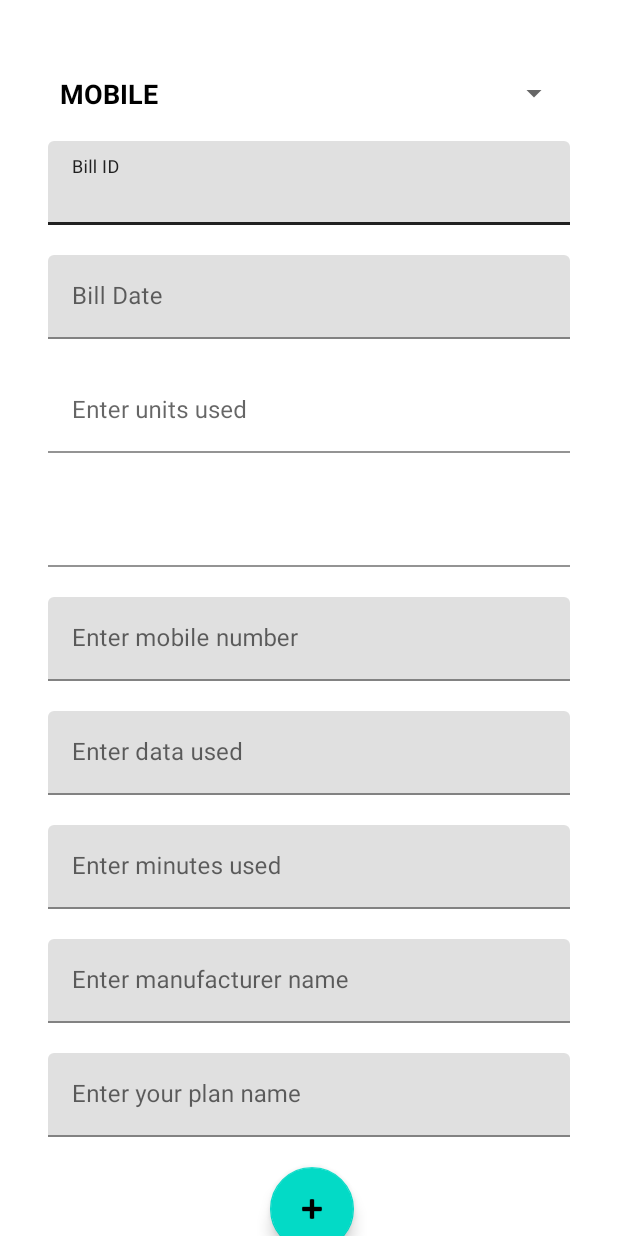
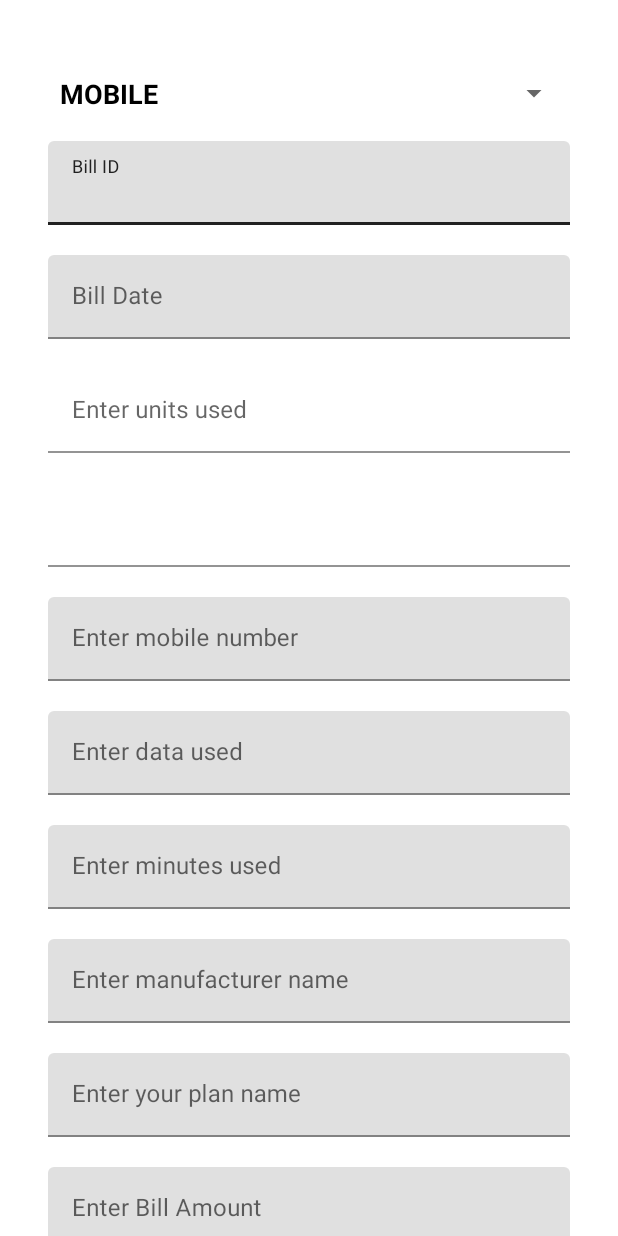
Before and after one commit to GagandeepKaur97/C0768688_W2020_MAD3125_FP, an Android app: the addNewBillActivity screen opened directly, with no data from a screen before it, on a phone screen of 412 x 824 dp. Run offline under Robolectric (Android 15) with nearby library versions, the phone set to English and light mode, and no system bars.

```diff
--- a/app/src/main/AndroidManifest.xml
+++ b/app/src/main/AndroidManifest.xml
@@ -12,7 +12,8 @@
         android:roundIcon="@mipmap/ic_launcher_round"
         android:supportsRtl="true"
         android:theme="@style/Theme.MaterialComponents.Light.DarkActionBar">
-        <activity android:name=".UI.addNewBillActivity"></activity>
+        <activity android:name=".UI.BillDisplay"></activity>
+        <activity android:name=".UI.addNewBillActivity" />
         <activity android:name=".UI.list_of_customers" />
         <activity android:name=".UI.Customer_screen" />
         <activity android:name=".UI.details_customers" />
--- a/app/src/main/java/com/gagan/c0768688_w2020_mad3125_fp/Repo/customerRepo.java
+++ b/app/src/main/java/com/gagan/c0768688_w2020_mad3125_fp/Repo/customerRepo.java
@@ -26,7 +26,7 @@ public class customerRepo {
 
     public void loadDetails() {
 
-        HydroBill H1 = new HydroBill("HYD001", "28/07/1995", "hydro", 444.0, "gagan", 23);
+        HydroBill H1 = new HydroBill("HYD001", "28/07/1995", "HYDRO", 444.0, "gagan", 23);
         customer customer1 = new customer("C0001", "Gagandeep", "kaur", "gagan@gmail.com");
         customer customer2 = new customer("C0002", "evneet", "kaur", "evneet@yahoo.com");
         customer customer3 = new customer("C0003", "ramneet", "Kaur", "ramneet@yahoo.com");
--- a/app/src/main/java/com/gagan/c0768688_w2020_mad3125_fp/UI/addNewBillActivity.java
+++ b/app/src/main/java/com/gagan/c0768688_w2020_mad3125_fp/UI/addNewBillActivity.java
@@ -116,6 +116,7 @@ public class addNewBillActivity extends AppCompatActivity implements AdapterView
                     HydroBill tempHydro = new HydroBill(billID.getText().toString(),billDate.getText().toString(),"hydro",50.5,agencyName.getText().toString(),Integer.parseInt(unitsUsed.getText().toString()));
 
                     customerObj.addBill("HYD1",tempHydro);
+                    startActivity(mIntent);
                     finish();
 
 
--- a/app/src/main/java/com/gagan/c0768688_w2020_mad3125_fp/UI/details_customers.java
+++ b/app/src/main/java/com/gagan/c0768688_w2020_mad3125_fp/UI/details_customers.java
@@ -10,6 +10,7 @@ import android.view.View;
 import android.widget.Button;
 
 import com.gagan.c0768688_w2020_mad3125_fp.R;
+import com.gagan.c0768688_w2020_mad3125_fp.Repo.StringExtension;
 import com.gagan.c0768688_w2020_mad3125_fp.Repo.customerRepo;
 import com.gagan.c0768688_w2020_mad3125_fp.classes.customer;
 import com.google.android.material.textfield.TextInputEditText;
@@ -48,7 +49,7 @@ public class details_customers extends AppCompatActivity {
                     edtLastName.setError("Please enter Last Name");
                 } else if(cEmail.isEmpty()){
                     edtCEmail.setError("Please enter email");
-                } else if(edtCEmail.getText().toString().matches("[A-Z0-9a-z.%+-]+@[A-Za-z0-9.-]+\\.[A-Za-z]{2,64}"))
+                } else if((StringExtension.emailValidation(edtCEmail.getText().toString())) == true)
                 {
                     customer tempObj = new customer(edtCustomerID.getText().toString(),edtFirstName.getText().toString(),edtLastName.getText().toString(),edtCEmail.getText().toString());
                     customerRepo.getInstance().addcustomer(tempObj);
--- a/app/src/main/res/layout/activity_add_new_bill.xml
+++ b/app/src/main/res/layout/activity_add_new_bill.xml
@@ -159,6 +159,21 @@
                 android:layout_height="wrap_content"
                 android:hint="Enter your plan name" />
         </com.google.android.material.textfield.TextInputLayout>
+        <com.google.android.material.textfield.TextInputLayout
+            android:id="@+id/billAmountTextInputLayout"
+            android:layout_width="match_parent"
+            android:layout_height="wrap_content"
+            android:layout_marginStart="32dp"
+            android:layout_marginTop="20dp"
+            android:layout_marginEnd="32dp">
+
+            <com.google.android.material.textfield.TextInputEditText
+                android:id="@+id/billAmountInputEditText"
+                android:layout_width="match_parent"
+                android:layout_height="wrap_content"
+                android:hint="Enter Bill Amount" />
+        </com.google.android.material.textfield.TextInputLayout>
+
 
 
         <com.google.android.material.floatingactionbutton.FloatingActionButton
```
Also changed, not shown: app/src/main/java/com/gagan/c0768688_w2020_mad3125_fp/UI/BillDisplay.java (added, +63 -0 lines), app/src/main/java/com/gagan/c0768688_w2020_mad3125_fp/classes/Bill.java (+9 -9 lines), app/src/main/java/com/gagan/c0768688_w2020_mad3125_fp/customeradapter/billsadapter.java (+17 -2 lines), app/src/main/res/layout/activity_bill_display.xml (added, +29 -0 lines), app/src/main/res/mipmap-mdpi/ic_hydro.png (added), app/src/main/res/mipmap-mdpi/ic_internet.png (added), app/src/main/res/mipmap-mdpi/ic_mobile.png (added).
